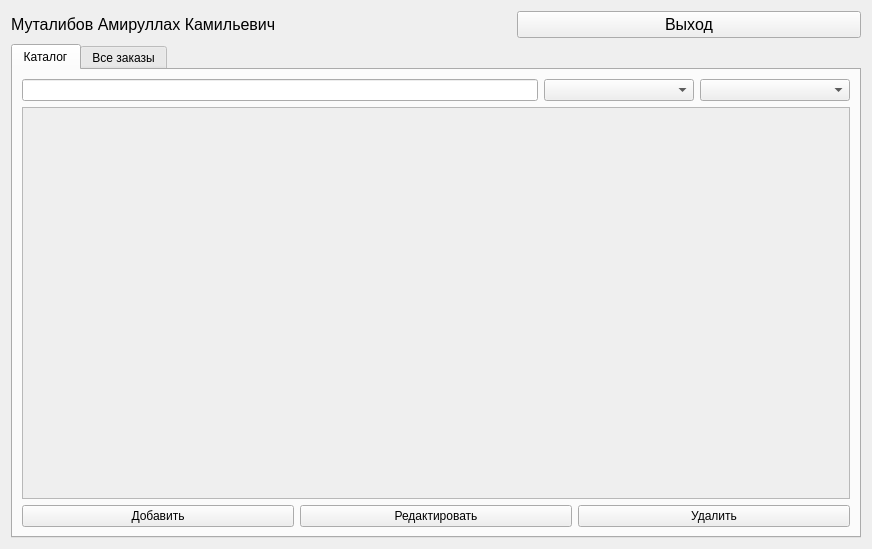
Leevandr/demo, file ui/main.ui: the form before one commit.
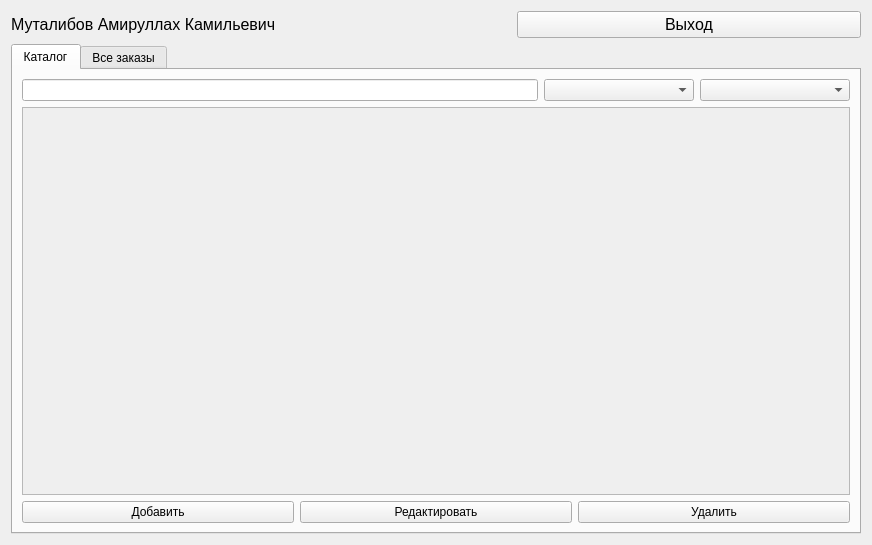
The form after the commit.

The edit to the form file:
```diff
--- a/ui/main.ui
+++ b/ui/main.ui
@@ -7,7 +7,7 @@
     <x>0</x>
     <y>0</y>
     <width>872</width>
-    <height>549</height>
+    <height>545</height>
    </rect>
   </property>
   <property name="windowTitle">
@@ -98,7 +98,7 @@
               <x>0</x>
               <y>0</y>
               <width>826</width>
-              <height>381</height>
+              <height>377</height>
              </rect>
             </property>
             <layout class="QVBoxLayout" name="verticalLayout_5">
```
